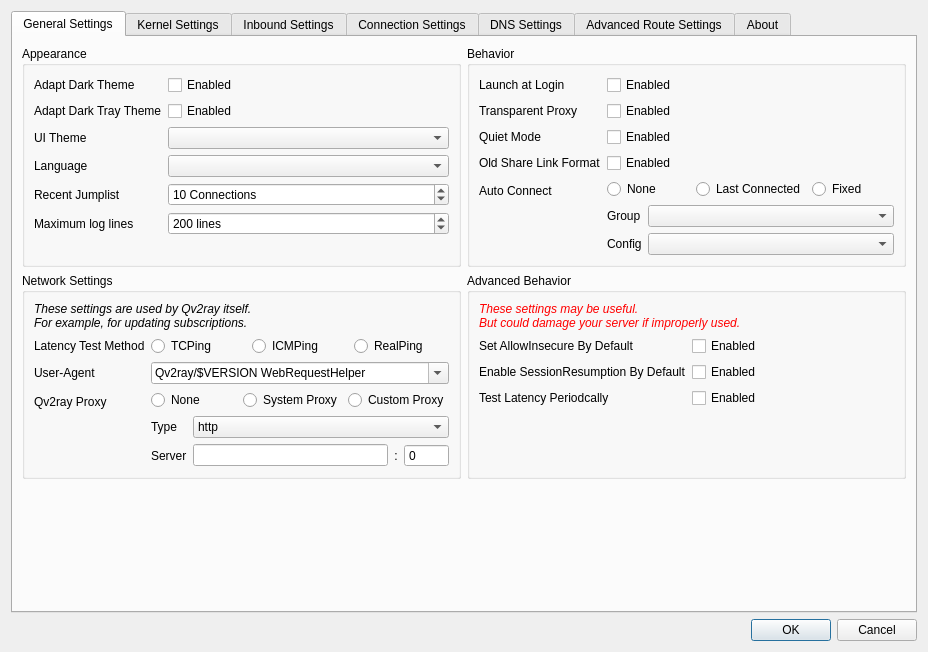
Qt form src/ui/windows/w_PreferencesWindow.ui (Qv2ray/Qv2ray) before a commit.
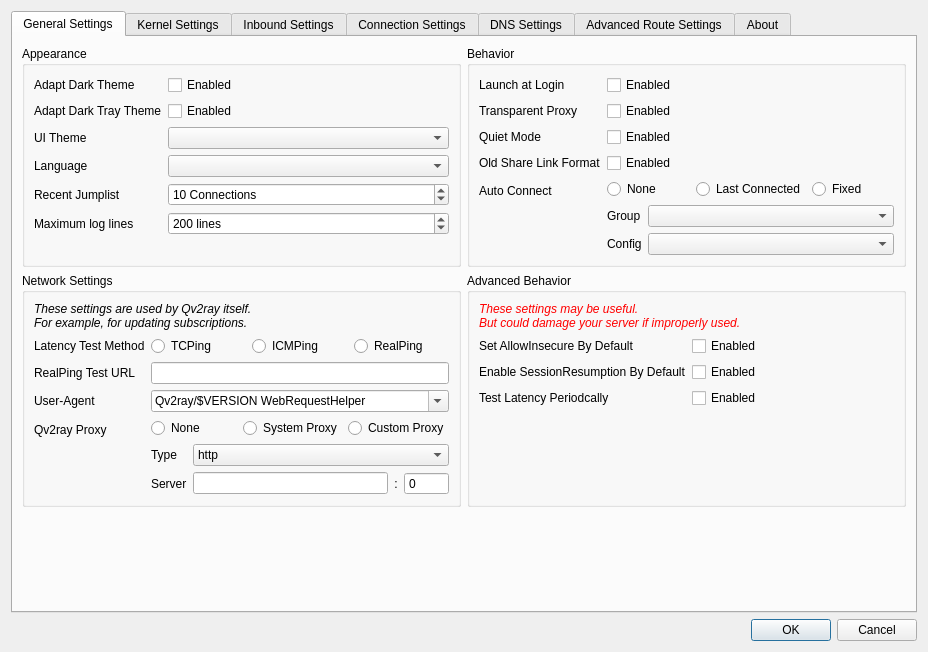
The same form after that commit. Icons and pictures are not drawn.

Diff of the .ui file:
```diff
--- a/src/ui/windows/w_PreferencesWindow.ui
+++ b/src/ui/windows/w_PreferencesWindow.ui
@@ -360,7 +360,7 @@
               </property>
              </widget>
             </item>
-            <item row="2" column="0">
+            <item row="3" column="0">
              <widget class="QLabel" name="label_67">
               <property name="text">
                <string>User-Agent</string>
@@ -370,7 +370,7 @@
               </property>
              </widget>
             </item>
-            <item row="2" column="1">
+            <item row="3" column="1">
              <widget class="QComboBox" name="qvNetworkUATxt">
               <property name="sizePolicy">
                <sizepolicy hsizetype="Ignored" vsizetype="Fixed">
@@ -442,7 +442,7 @@
               </item>
              </layout>
             </item>
-            <item row="3" column="0">
+            <item row="4" column="0">
              <widget class="QLabel" name="label_71">
               <property name="text">
                <string>Qv2ray Proxy</string>
@@ -452,7 +452,7 @@
               </property>
              </widget>
             </item>
-            <item row="3" column="1">
+            <item row="4" column="1">
              <layout class="QFormLayout" name="formLayout_3">
               <item row="0" column="0" colspan="2">
                <layout class="QHBoxLayout" name="horizontalLayout_9">
@@ -554,6 +554,20 @@
               </item>
              </layout>
             </item>
+            <item row="2" column="0">
+             <widget class="QLabel" name="label_40">
+              <property name="text">
+               <string>RealPing Test URL</string>
+              </property>
+             </widget>
+            </item>
+            <item row="2" column="1">
+             <widget class="QLineEdit" name="latencyRealPingTestURLTxt">
+              <property name="text">
+               <string/>
+              </property>
+             </widget>
+            </item>
            </layout>
           </widget>
          </item>
```
